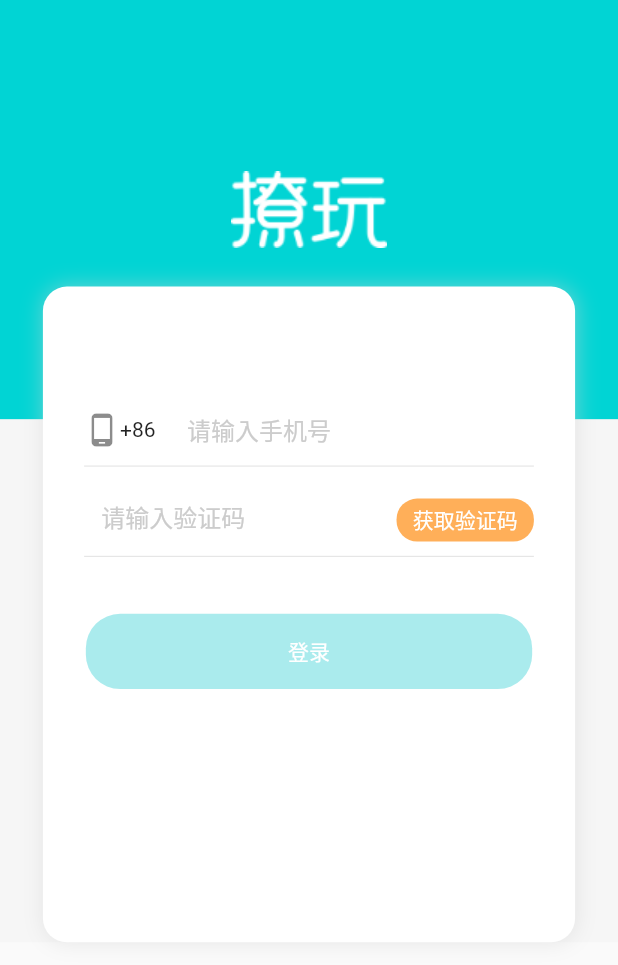
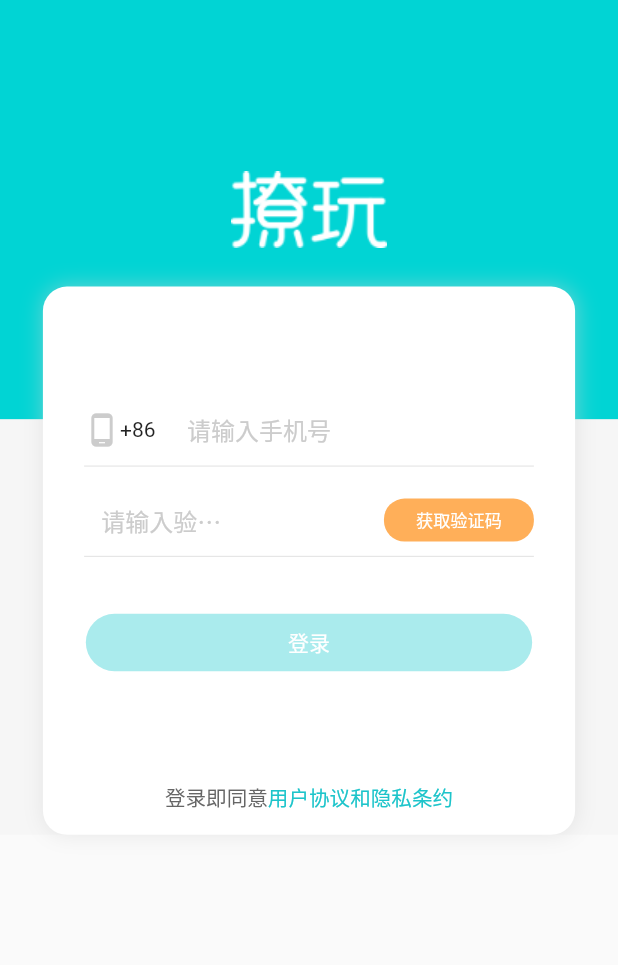
Before and after one commit to zlmisme/liaowan, a Flutter app: the screen it shows after launch, on a phone screen of 412 x 824 dp. Shown: the top 965 px of the screen. Run offline on Flutter 3.47's test engine with Material 2 defaults, Android fonts, the phone set to English and light mode, and no system bars; our stand-ins replace flutter_screenutil; statements that could not run were skipped.

Commit message:
登陆页面

```diff
--- a/lib/page/login_page.dart
+++ b/lib/page/login_page.dart
@@ -1,3 +1,6 @@
+import 'dart:async';
+
+import 'package:flutter/gestures.dart';
 import 'package:flutter/material.dart';
 import 'package:flutter/services.dart';
 import 'package:flutter_screenutil/flutter_screenutil.dart';
@@ -8,6 +11,42 @@ class LoginPage extends StatefulWidget {
 }
 
 class _LoginPageState extends State<LoginPage> {
+  Timer _countDownTimer;
+
+  int _countDown;
+
+  String _defaultSendCaptcha = '获取验证码';
+
+  String _sendCaptcha;
+
+  String _mobilePhone;
+
+  String _captcha;
+
+  TextEditingController _captchaEditController;
+
+  @override
+  void initState() {
+    _sendCaptcha = _defaultSendCaptcha;
+    _countDown = 60;
+    _captchaEditController = TextEditingController();
+    super.initState();
+  }
+
+  @override
+  void setState(fn) {
+    if (mounted) {
+      super.setState(fn);
+    }
+  }
+
+  @override
+  void dispose() {
+    _countDownTimer?.cancel();
+    _captchaEditController?.toString();
+    super.dispose();
+  }
+
   @override
   Widget build(BuildContext context) {
     var ui = SystemUiOverlayStyle.light.copyWith(
@@ -38,7 +77,7 @@ class _LoginPageState extends State<LoginPage> {
   _loginForm() {
     return Container(
       width: 310.w,
-      height: 366.h,
+      height: 306.h,
       margin: EdgeInsets.only(
         top: 160.h,
         left: 25.w,
@@ -63,6 +102,7 @@ class _LoginPageState extends State<LoginPage> {
           _captchaInput(),
           _underline(),
           _loginButton(),
+          _pact(),
         ],
       ),
     );
@@ -77,6 +117,14 @@ class _LoginPageState extends State<LoginPage> {
         right: 24.w,
       ),
       child: TextField(
+        inputFormatters: [
+          LengthLimitingTextInputFormatter(11),
+        ],
+        onChanged: (value) {
+          setState(() {
+            _mobilePhone = value;
+          });
+        },
         decoration: InputDecoration(
           border: InputBorder.none,
           hintText: '请输入手机号',
@@ -86,7 +134,13 @@ class _LoginPageState extends State<LoginPage> {
           prefixIcon: Container(
             width: 60.w,
             child: Row(
-              children: <Widget>[Icon(Icons.phone_android), Text('+86')],
+              children: <Widget>[
+                Icon(
+                  Icons.phone_android,
+                  color: Color.fromRGBO(204, 204, 204, 1),
+                ),
+                Text('+86'),
+              ],
             ),
           ),
         ),
@@ -102,8 +156,22 @@ class _LoginPageState extends State<LoginPage> {
         left: 24.w,
         right: 24.w,
       ),
+      child: Row(
+        children: <Widget>[
+          Expanded(
+            flex: 1,
             child: TextField(
               keyboardType: TextInputType.number,
+              inputFormatters: [
+                LengthLimitingTextInputFormatter(4),
+              ],
+              onChanged: (value) {
+                print('onChanged $_captcha');
+                setState(() {
+                  _captcha = value;
+                });
+              },
+              controller: _captchaEditController,
               decoration: InputDecoration(
                 border: InputBorder.none,
                 hintText: '请输入验证码',
@@ -111,26 +179,81 @@ class _LoginPageState extends State<LoginPage> {
                   color: Color.fromRGBO(204, 204, 204, 1),
                 ),
                 contentPadding: EdgeInsets.only(left: 10.w),
-            suffixIcon: Container(
+              ),
+            ),
+          ),
+          Expanded(
+            flex: 1,
+            child: Offstage(
+              offstage: _captcha == null || _captcha.length <= 0,
+              child: IconButton(
+                onPressed: () {
+                  _captchaEditController?.clear();
+                  setState(() {
+                    _captcha = '';
+                  });
+                },
+                icon: Icon(
+                  Icons.cancel,
+                  color: Color.fromRGBO(204, 204, 204, 1),
+                ),
+              ),
+            ),
+          ),
+          Expanded(
+            flex: 1,
+            child: _sendCaptchaButton(),
+          )
+        ],
+      ),
+    );
+  }
+
+  _sendCaptchaButton() {
+    bool sendingCaptcha = (_countDownTimer != null && _countDownTimer.isActive);
+    return GestureDetector(
+      onTap: () {
+        _initCountDown();
+      },
+      child: Container(
         width: 80.w,
         height: 24.h,
         alignment: Alignment.center,
         decoration: BoxDecoration(
-                color: Color.fromRGBO(255, 175, 89, 1),
+          color: sendingCaptcha
+              ? Color.fromRGBO(255, 203, 147, 1)
+              : Color.fromRGBO(255, 175, 89, 1),
           borderRadius: BorderRadius.circular(12.w),
         ),
         child: Text(
-                '获取验证码',
+          _sendCaptcha,
           style: TextStyle(
             color: Colors.white,
+            fontSize: 10.sp,
           ),
         ),
       ),
-            suffixIconConstraints: BoxConstraints(
-              maxHeight: 24.h,
-              maxWidth: 80.w,
-            )),
-      ),
+    );
+  }
+
+  void _initCountDown() {
+    if (_countDownTimer != null && _countDownTimer.isActive) {
+      return;
+    }
+
+    _countDownTimer = Timer.periodic(
+      Duration(seconds: 1),
+      (timer) {
+        _countDown--;
+        if (_countDown <= 0) {
+          _countDownTimer.cancel();
+          _sendCaptcha = _defaultSendCaptcha;
+          _countDown = 60;
+        } else {
+          _sendCaptcha = '重新发送(' + _countDown.toString() + ')';
+        }
+        setState(() {});
+      },
     );
   }
 
@@ -148,10 +271,16 @@ class _LoginPageState extends State<LoginPage> {
   }
 
   _loginButton() {
+    var canLogin = _canLogin();
     return GestureDetector(
-      onTap: () {},
+      onTap: () {
+        if (!canLogin) {
+          return;
+        }
+        // todo login
+      },
       child: Container(
-        height: 42.h,
+        height: 32.h,
         width: 260.w,
         margin: EdgeInsets.only(
           left: 24.w,
@@ -161,6 +290,15 @@ class _LoginPageState extends State<LoginPage> {
         decoration: BoxDecoration(
           color: Color.fromRGBO(170, 235, 237, 1),
           borderRadius: BorderRadius.circular(20.w),
+          gradient: canLogin
+              ? LinearGradient(
+                  begin: Alignment.centerLeft,
+                  end: Alignment.centerRight,
+                  colors: [
+                      Color.fromRGBO(2, 213, 212, 1),
+                      Color.fromRGBO(32, 239, 199, 1)
+                    ])
+              : null,
         ),
         alignment: Alignment.center,
         child: Text(
@@ -172,4 +310,39 @@ class _LoginPageState extends State<LoginPage> {
       ),
     );
   }
+
+  bool _canLogin() {
+    return _mobilePhone != null &&
+        _mobilePhone.length == 11 &&
+        _captcha != null &&
+        _captcha.length == 4;
   }
+
+  _pact() {
+    return Container(
+      margin: EdgeInsets.only(
+        top: 62.h,
+      ),
+      child: RichText(
+        text: TextSpan(
+            text: '登录即同意',
+            style: TextStyle(
+              color: Color.fromRGBO(102, 102, 102, 1),
+              fontSize: 12.sp,
+            ),
+            children: [
+              TextSpan(
+                  text: '用户协议和隐私条约',
+                  style: TextStyle(
+                    color: Color.fromRGBO(29, 196, 202, 1),
+                    fontSize: 12.sp,
+                  ),
+                  recognizer: TapGestureRecognizer()
+                    ..onTap = () {
+                      print('查看用户协议和隐私条约');
+                    }),
+            ]),
+      ),
+    );
+  }
+}
```
Lines whose indentation alone changed are shown as unchanged.
